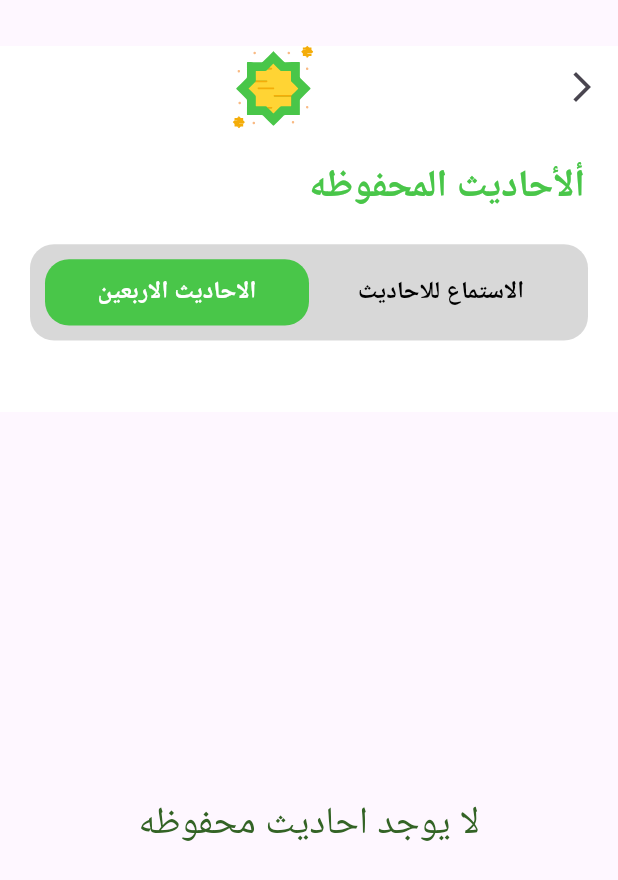
After one commit to YasmeenGad/hadith_app, a Flutter app: the SavedHadithView screen opened by its route, on a phone screen of 412 x 824 dp. The commit adds this screen. Shown: the top 880 px of the screen. Run offline on Flutter 3.47's test engine with Material 3 defaults, Android fonts, the phone set to English and light mode, and no system bars; our stand-ins replace audioplayers, bloc, flutter_bloc, flutter_screenutil, flutter_svg, go_router and 2 more; Roboto replaces fonts that are missing (Tajawal).

Commit message:
create cubit to save hadiths

```diff
--- /dev/null
+++ b/lib/controller/SaveHadithCubit/save_hadith_cubit.dart
@@ -0,0 +1,14 @@
+import 'package:bloc/bloc.dart';
+import 'package:hadith/controller/SaveHadithCubit/save_hadith_state.dart';
+import 'package:hadith/model/hadith_model.dart';
+
+class SaveHadith extends Cubit<HadithSavedState> {
+  SaveHadith() : super(InitialState());
+
+  List<Hadith> hadiths = [];
+  saveHadith(Hadith hadith) {
+    emit(InitialState());
+    hadiths.add(hadith);
+    emit(HadithSavedSuccessfully());
+  }
+}
--- /dev/null
+++ b/lib/controller/SaveHadithCubit/save_hadith_state.dart
@@ -0,0 +1,5 @@
+abstract class HadithSavedState {}
+
+class InitialState extends HadithSavedState {}
+
+class HadithSavedSuccessfully extends HadithSavedState {}
--- a/lib/controller/db/data.dart
+++ b/lib/controller/db/data.dart
@@ -110,7 +110,7 @@ class Data {
 
     hadithList.add(Hadith(
         key: 'الحديث التاسع',
-        name: 'النهي عن كثرة السؤال والتشدد',
+        name: 'النهي عن كثرة السؤال\n               والتشدد',
         text:
             'عَنْ أَبِي هُرَيْرَةَ عَبْدِ الرَّحْمَنِ بْنِ صَخْرٍ رَضِيَ الله تَعَالَى عَنْهُ قَالَ: سَمِعْتُ رَسُوْلَ اللهِ ﷺ يَقُوْلُ: (مَا نَهَيْتُكُمْ عَنْهُ فَاجْتَنِبُوهُ وَمَا أَمَرْتُكُمْ بِهِ فأْتُوا مِنْهُ مَا اسْتَطَعْتُمْ؛ فَإِنَّمَا أَهْلَكَ الَّذِيْنَ مِنْ قَبْلِكُمْ كَثْرَةُ مَسَائِلِهِمْ وَاخْتِلافُهُمْ عَلَى أَنْبِيَائِهِمْ) رواه البخاري ومسلم',
         explaination:
--- a/lib/controller/utils/app_routes.dart
+++ b/lib/controller/utils/app_routes.dart
@@ -4,6 +4,7 @@ import 'package:hadith/view/screens/audio_hadith_view.dart';
 import 'package:hadith/view/screens/hadith_view.dart';
 import 'package:hadith/view/screens/hadith_details.dart';
 import 'package:hadith/view/screens/home_view.dart';
+import 'package:hadith/view/screens/saved_hadith_view.dart';
 import 'package:hadith/view/screens/splash_view.dart';
 
 class RoutesApp {
@@ -11,6 +12,7 @@ class RoutesApp {
   static const String hadithView = '/hadithView';
   static const String audioHadithView = '/audioHadithView';
   static const String hadithDetails = '/hadithDetails';
+  static const String savedHadithView = '/savedHadithView';
   static GoRouter router = GoRouter(
     routes: <RouteBase>[
       GoRoute(
@@ -43,6 +45,12 @@ class RoutesApp {
           return const HadithDetails();
         },
       ),
+      GoRoute(
+        path: savedHadithView,
+        builder: (BuildContext context, GoRouterState state) {
+          return const SavedHadithView();
+        },
+      ),
     ],
   );
 }
--- a/lib/view/screens/hadith_details.dart
+++ b/lib/view/screens/hadith_details.dart
@@ -79,7 +79,6 @@ class _HadithDetailsState extends State<HadithDetails> {
             mainAxisAlignment: MainAxisAlignment.spaceBetween,
             children: <Widget>[
               IconButton(
-                //update the bottom app bar view each time an item is clicked
                 onPressed: () {
                   bol = true;
                   updateTabSelection(0, widget.hadith!.text!);
@@ -87,7 +86,6 @@ class _HadithDetailsState extends State<HadithDetails> {
                 iconSize: 27.0.sp,
                 icon: Icon(
                   Icons.book,
-                  //darken the icon if it is selected or else give it a different color
                   color: selectedIndex == 0 ? ColorApp.yellow : Colors.white,
                 ),
               ),
@@ -102,7 +100,6 @@ class _HadithDetailsState extends State<HadithDetails> {
                   color: selectedIndex == 1 ? ColorApp.yellow : Colors.white,
                 ),
               ),
-              //to leave space in between the bottom app bar items and below the FAB
               SizedBox(
                 width: 50.0.w,
               ),
--- /dev/null
+++ b/lib/view/screens/saved_hadith_view.dart
@@ -0,0 +1,232 @@
+// ignore_for_file: dead_code
+
+import 'package:flutter/material.dart';
+import 'package:flutter_bloc/flutter_bloc.dart';
+import 'package:flutter_screenutil/flutter_screenutil.dart';
+import 'package:flutter_svg/svg.dart';
+import 'package:go_router/go_router.dart';
+import 'package:google_fonts/google_fonts.dart';
+import 'package:hadith/controller/SaveHadithCubit/save_hadith_cubit.dart';
+import 'package:hadith/controller/SaveHadithCubit/save_hadith_state.dart';
+import 'package:hadith/controller/utils/app_images/assets.dart';
+import 'package:hadith/controller/utils/constants/colors.dart';
+import 'package:hadith/view/screens/audio_view.dart';
+import 'package:hadith/view/screens/hadith_details.dart';
+import 'package:hadith/view/widgets/custom_ayah.dart';
+
+class SavedHadithView extends StatefulWidget {
+  const SavedHadithView({super.key});
+
+  @override
+  State<SavedHadithView> createState() => _SavedHadithViewState();
+}
+
+class _SavedHadithViewState extends State<SavedHadithView> {
+  bool isHadith = true;
+  @override
+  Widget build(BuildContext context) {
+    return Scaffold(
+      body: Column(
+        children: [
+          Expanded(
+              flex: 1,
+              child: Padding(
+                padding: EdgeInsets.only(top: 30.h),
+                child: Stack(
+                  children: [
+                    SvgPicture.asset(
+                      Assets.svgBackground,
+                      width: MediaQuery.of(context).size.width,
+                      fit: BoxFit.cover,
+                    ),
+                    Column(
+                      children: [
+                        Row(
+                          mainAxisAlignment: MainAxisAlignment.spaceBetween,
+                          children: [
+                            const Text(""),
+                            SvgPicture.asset(
+                              Assets.svgLogo,
+                              fit: BoxFit.cover,
+                            ),
+                            IconButton(
+                                onPressed: () {
+                                  GoRouter.of(context).pop();
+                                },
+                                icon: const Icon(Icons.arrow_forward_ios))
+                          ],
+                        ),
+                        SizedBox(
+                          height: 20.h,
+                        ),
+                        Align(
+                          alignment: Alignment.centerRight,
+                          child: Padding(
+                            padding: EdgeInsets.only(right: 20.w),
+                            child: Text(
+                              "ألأحاديث المحفوظه",
+                              style: GoogleFonts.tajawal(
+                                color: ColorApp.primary,
+                                fontSize: 25.sp,
+                                fontWeight: FontWeight.bold,
+                              ),
+                            ),
+                          ),
+                        ),
+                        Padding(
+                          padding: const EdgeInsets.all(20),
+                          child: Container(
+                            padding: EdgeInsets.all(10),
+                            width: MediaQuery.of(context).size.width,
+                            decoration: BoxDecoration(
+                                borderRadius: BorderRadius.circular(16),
+                                color: Colors.grey.withOpacity(0.4)),
+                            child: Row(
+                              children: [
+                                Expanded(
+                                  child: InkWell(
+                                    onTap: () {
+                                      isHadith = true;
+                                      setState(() {});
+                                    },
+                                    child: Container(
+                                      decoration: BoxDecoration(
+                                          color: isHadith
+                                              ? ColorApp.primary
+                                              : Colors.transparent,
+                                          borderRadius:
+                                              BorderRadius.circular(16)),
+                                      child: Padding(
+                                        padding: EdgeInsets.symmetric(
+                                            horizontal: 12.w, vertical: 10.h),
+                                        child: Center(
+                                          child: Text(
+                                            "الاحاديث الاربعين",
+                                            style: GoogleFonts.tajawal(
+                                              color: isHadith
+                                                  ? Colors.white
+                                                  : Colors.black,
+                                              fontSize: 16.sp,
+                                              fontWeight: FontWeight.bold,
+                                            ),
+                                          ),
+                                        ),
+                                      ),
+                                    ),
+                                  ),
+                                ),
+                                Expanded(
+                                  child: InkWell(
+                                    onTap: () {
+                                      isHadith = false;
+                                      setState(() {});
+                                    },
+                                    child: Container(
+                                      decoration: BoxDecoration(
+                                          color: isHadith
+                                              ? Colors.transparent
+                                              : ColorApp.primary,
+                                          borderRadius:
+                                              BorderRadius.circular(16)),
+                                      child: Padding(
+                                        padding: EdgeInsets.symmetric(
+                                            horizontal: 12.w, vertical: 10.h),
+                                        child: Center(
+                                          child: Text(
+                                            "الاستماع للاحاديث",
+                                            style: GoogleFonts.tajawal(
+                                              color: isHadith
+                                                  ? Colors.black
+                                                  : Colors.white,
+                                              fontSize: 16.sp,
+                                              fontWeight: FontWeight.bold,
+                                            ),
+                                          ),
+                                        ),
+                                      ),
+                                    ),
+                                  ),
+                                ),
+                              ],
+                            ),
+                          ),
+                        )
+                      ],
+                    )
+                  ],
+                ),
+              )),
+          Expanded(
+              flex: 2,
+              child: BlocBuilder<SaveHadith, HadithSavedState>(
+                builder: (context, state) {
+                  if (state is HadithSavedSuccessfully) {
+                    return Padding(
+                      padding: EdgeInsets.symmetric(horizontal: 20.w),
+                      child: GridView.builder(
+                        gridDelegate: SliverGridDelegateWithMaxCrossAxisExtent(
+                            maxCrossAxisExtent:
+                                BlocProvider.of<SaveHadith>(context)
+                                            .hadiths
+                                            .length >
+                                        1
+                                    ? 300
+                                    : 500,
+                            crossAxisSpacing: 15.w,
+                            mainAxisSpacing: 15.h),
+                        itemCount:
+                            BlocProvider.of<SaveHadith>(context).hadiths.length,
+                        itemBuilder: (context, index) {
+                          return InkWell(
+                            onTap: () {
+                              isHadith
+                                  ? Navigator.push(context, MaterialPageRoute(
+                                      builder: (context) {
+                                        return HadithDetails(
+                                          hadith: BlocProvider.of<SaveHadith>(
+                                                  context)
+                                              .hadiths[index],
+                                        );
+                                      },
+                                    ))
+                                  : Navigator.push(context, MaterialPageRoute(
+                                      builder: (context) {
+                                        return AudioView(
+                                            hadith: BlocProvider.of<SaveHadith>(
+                                                    context)
+                                                .hadiths[index],
+                                            path: BlocProvider.of<SaveHadith>(
+                                                    context)
+                                                .hadiths[index]
+                                                .audio);
+                                      },
+                                    ));
+                            },
+                            child: CustomAyah(
+                                hadithKey: BlocProvider.of<SaveHadith>(context)
+                                    .hadiths[index]
+                                    .key!,
+                                hadithName: BlocProvider.of<SaveHadith>(context)
+                                    .hadiths[index]
+                                    .name!),
+                          );
+                        },
+                      ),
+                    );
+                  } else {
+                    return Align(
+                      alignment: Alignment.center,
+                      child: Text(
+                        "لا يوجد احاديث محفوظه",
+                        style: GoogleFonts.tajawal(
+                            fontSize: 25.sp, color: ColorApp.darkPrimary),
+                      ),
+                    );
+                  }
+                },
+              ))
+        ],
+      ),
+    );
+  }
+}
```
Also changed, not shown: lib/main.dart (+9 -4 lines), lib/view/screens/hadith_content_view.dart (+28 -1 lines), lib/view/screens/home_view.dart (+12 -7 lines), lib/controller/functions/save_hadith.dart (deleted).
